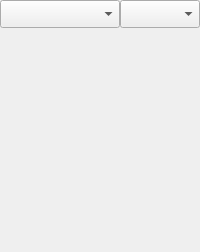
The window that plugins/fileio/ontology/overview/overviewdockwidget.ui (ZongleiJiao/OntologyViewer) describes before a commit, drawn with Qt 5.
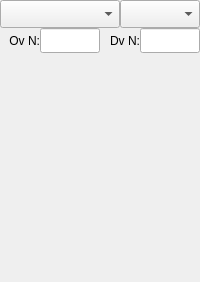
The same window after the commit.

Patch:
```diff
--- a/plugins/fileio/ontology/overview/overviewdockwidget.ui
+++ b/plugins/fileio/ontology/overview/overviewdockwidget.ui
@@ -10,7 +10,7 @@
     <x>0</x>
     <y>0</y>
     <width>200</width>
-    <height>252</height>
+    <height>282</height>
    </rect>
   </property>
   <property name="minimumSize">
@@ -47,7 +47,7 @@
     <property name="geometry">
      <rect>
       <x>0</x>
-      <y>28</y>
+      <y>58</y>
       <width>200</width>
       <height>200</height>
      </rect>
@@ -63,6 +63,70 @@
     </property>
     <widget class="QWidget" name="dockWidgetContents_2"/>
    </widget>
+   <widget class="QLabel" name="label_ovn">
+    <property name="geometry">
+     <rect>
+      <x>0</x>
+      <y>28</y>
+      <width>40</width>
+      <height>25</height>
+     </rect>
+    </property>
+    <property name="text">
+     <string>Ov N:</string>
+    </property>
+    <property name="alignment">
+     <set>Qt::AlignRight|Qt::AlignTrailing|Qt::AlignVCenter</set>
+    </property>
+   </widget>
+   <widget class="QLineEdit" name="lineEdit_ovn">
+    <property name="geometry">
+     <rect>
+      <x>40</x>
+      <y>28</y>
+      <width>60</width>
+      <height>25</height>
+     </rect>
+    </property>
+    <property name="inputMethodHints">
+     <set>Qt::ImhDigitsOnly</set>
+    </property>
+    <property name="alignment">
+     <set>Qt::AlignRight|Qt::AlignTrailing|Qt::AlignVCenter</set>
+    </property>
+   </widget>
+   <widget class="QLabel" name="label_dvn">
+    <property name="geometry">
+     <rect>
+      <x>100</x>
+      <y>28</y>
+      <width>40</width>
+      <height>25</height>
+     </rect>
+    </property>
+    <property name="text">
+     <string>Dv N:</string>
+    </property>
+    <property name="alignment">
+     <set>Qt::AlignRight|Qt::AlignTrailing|Qt::AlignVCenter</set>
+    </property>
+   </widget>
+   <widget class="QLineEdit" name="lineEdit_dvn">
+    <property name="geometry">
+     <rect>
+      <x>140</x>
+      <y>28</y>
+      <width>60</width>
+      <height>25</height>
+     </rect>
+    </property>
+    <property name="inputMethodHints">
+     <set>Qt::ImhDigitsOnly</set>
+    </property>
+    <property name="alignment">
+     <set>Qt::AlignRight|Qt::AlignTrailing|Qt::AlignVCenter</set>
+    </property>
+   </widget>
    <zorder>dockWidget</zorder>
    <zorder>comboBox_LayoutMethod</zorder>
    <zorder>comboBox_Direction</zorder>
```
Left out of the diff: 7 changed lines with no effect on the pictures.
